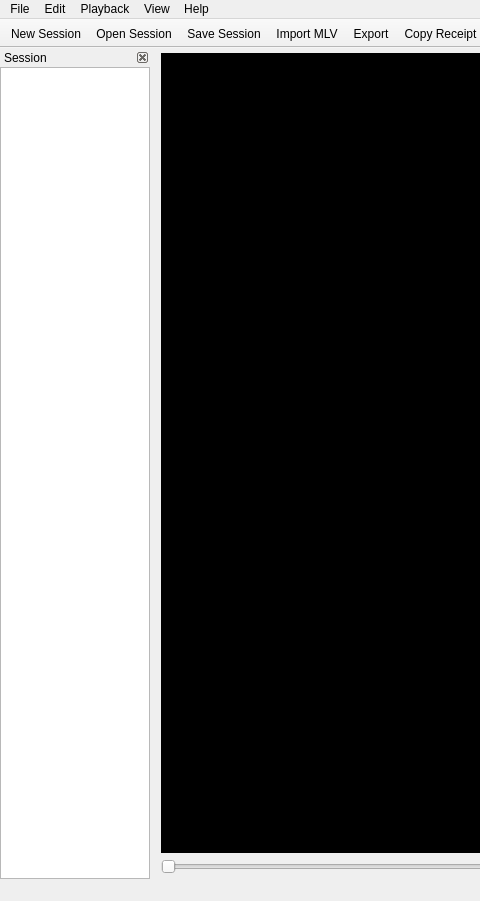
This is platform/qt/MainWindow.ui in ilia3101/MLV-App as Qt 5 draws it before an edit; both pictures show x 0 to 480 and y 0 to 901 of the 1197 by 901 pixel window. The edited form follows.
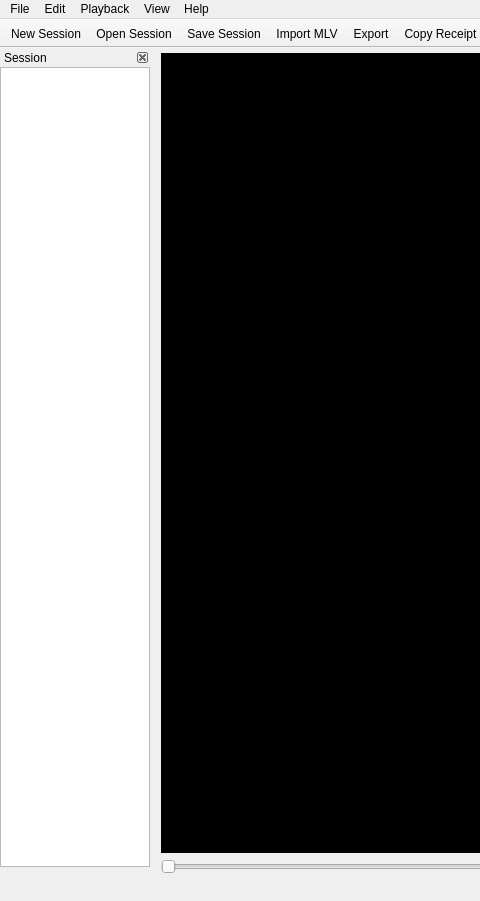
This is the edited form. Icons and pictures are not drawn.

Commit message: QtApp: Added Contextmenu to delete MLV file(s) from session

What changed in the file:
```diff
--- a/platform/qt/MainWindow.ui
+++ b/platform/qt/MainWindow.ui
@@ -1034,7 +1034,7 @@
    <property name="minimumSize">
     <size>
      <width>150</width>
-     <height>124</height>
+     <height>166</height>
     </size>
    </property>
    <property name="maximumSize">
@@ -1056,21 +1056,18 @@
     <number>1</number>
    </attribute>
    <widget class="QWidget" name="dockWidgetContents_2">
-    <layout class="QGridLayout" name="gridLayout_2">
-     <property name="leftMargin">
-      <number>0</number>
-     </property>
-     <property name="topMargin">
-      <number>0</number>
-     </property>
-     <property name="rightMargin">
-      <number>0</number>
-     </property>
-     <property name="bottomMargin">
-      <number>0</number>
-     </property>
-     <item row="0" column="0">
       <widget class="QListWidget" name="listWidgetSession">
+     <property name="geometry">
+      <rect>
+       <x>0</x>
+       <y>0</y>
+       <width>150</width>
+       <height>800</height>
+      </rect>
+     </property>
+     <property name="contextMenuPolicy">
+      <enum>Qt::CustomContextMenu</enum>
+     </property>
        <property name="alternatingRowColors">
         <bool>true</bool>
        </property>
@@ -1081,8 +1078,6 @@
         <bool>false</bool>
        </property>
       </widget>
-     </item>
-    </layout>
    </widget>
   </widget>
   <action name="actionOpen">
```
Lines whose indentation alone changed are shown as unchanged. The commit also changes 2 other files.
